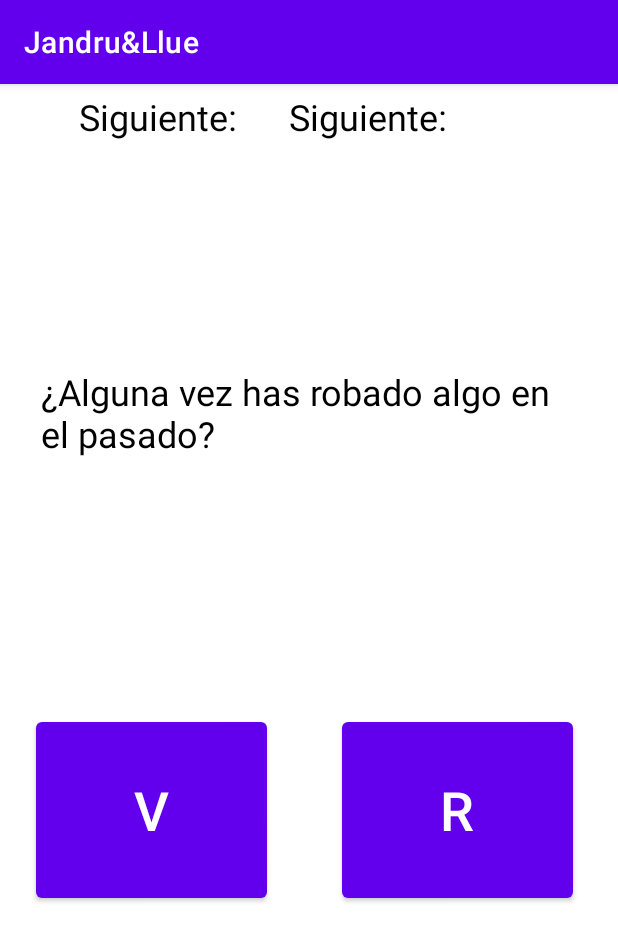
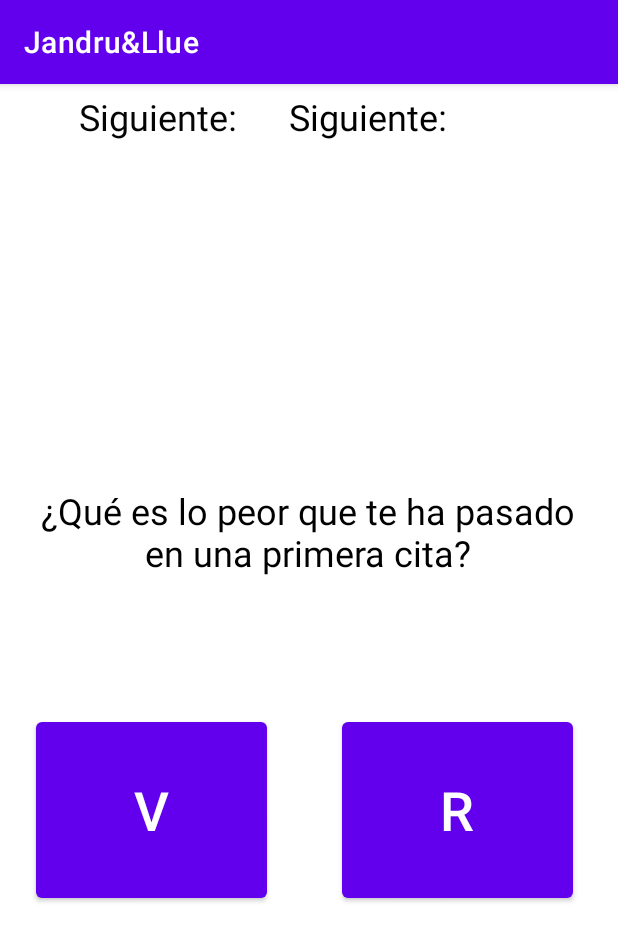
Before and after one commit to Jandru1/NightApp, an Android app: the VerdadoRetoContinuo screen opened directly, with no data from a screen before it, after a tap on an icon or button, on a phone screen of 412 x 824 dp. Shown: the top 941 px of the screen. Run offline under Robolectric (Android 15) with nearby library versions, the phone set to English and light mode, and no system bars; 8 statements that could not run were skipped; 1 other tap on this screen came first.

Commit message:
Verdad o Reto chek

```diff
--- a/app/src/main/java/com/example/jandrullue/VerdadoRetoCasoInicial.java
+++ b/app/src/main/java/com/example/jandrullue/VerdadoRetoCasoInicial.java
@@ -33,6 +33,7 @@ public class VerdadoRetoCasoInicial extends AppCompatActivity {
 
         VerdadButton = findViewById(R.id.VerdadButton);
         RetoButton = findViewById(R.id.RetoButton);
+        Log.d("YOU Primer Jugador es :", ""+ Jugadores.get(n));
 
         VerdadButton.setOnClickListener(new View.OnClickListener() {
             @Override
@@ -51,6 +52,7 @@ public class VerdadoRetoCasoInicial extends AppCompatActivity {
                 Intent intent = new Intent(VerdadoRetoCasoInicial.this, VerdadoRetoContinuo.class);
                 intent.putExtra("VerdadOReto", "reto");
                 intent.putStringArrayListExtra("jugadores", Jugadores);
+                intent.putExtra("PrimerJugador", Jugadores.get(n));
                 startActivity(intent);
             }
         });
--- a/app/src/main/java/com/example/jandrullue/VerdadoRetoClass.java
+++ b/app/src/main/java/com/example/jandrullue/VerdadoRetoClass.java
@@ -70,19 +70,19 @@ public class VerdadoRetoClass {
         Verdades.add("¿Alguna vez te metiste relleno en el sujetador?");
         Verdades.add("¿A quién de aquí NO invitarías en la próxima fiesta?");
 
-        Retos.add("Haz un striptease a JUGADOR  (con ropa o sin a gusto ,el jugador que lo reciba deberá esta en una silla sentado sin tocar) ");
+        Retos.add("NEPUI Haz un striptease a JUGADORX  (con ropa o sin a gusto , deberá esta en una silla sentado sin tocar) ");
         Retos.add("Enséñales a los demás el último video porno que hayas visto");
-        Retos.add("Utiliza la lengua para escribir una palabra sobre la espalda de JUGADOR y déjalo/a que lo adivine.");
-        Retos.add("Invéntate un poema corto de cuatro líneas declarando tu amor a JUGADOR ");
-        Retos.add("Lámele la oreja sexualmente a  JUGADOR ");
+        Retos.add("NEPUI Utiliza la lengua para escribir una palabra sobre la espalda de JUGADORX y déjalo/a que lo adivine ");
+        Retos.add("NEPUI Invéntate un poema corto de cuatro líneas declarando tu amor a JUGADORX ");
+        Retos.add("NEPUI Lámele la oreja sexualmente a  JUGADORX ");
         Retos.add("Dale una nalgada al jugador de tu derecha");
         Retos.add("Elige dos personas y pídeles que se intercambien su ropa interior ");
         Retos.add("Imita como gritas en la cama ");
         Retos.add("Debes bailar  twerk durante diez segundos ");
-        Retos.add("Siéntate en el regazo de Jugador durante 3 rondas ");
+        Retos.add("NEPUI Siéntate en el regazo de JUGADORX durante 3 rondas ");
         Retos.add("Haz tu cara de orgasmo");
-        Retos.add("Ponte el sujetador de una de las jugadores y después sal a la calle así");
-        Retos.add("Reta a otro jugador a una pelea de gallos el que pierda ,bebe 2 chupitos");
+        Retos.add("Ponte el sujetador de una de las jugadoras y después sal a la calle así");
+        Retos.add("Reta a otro jugador a una pelea de gallos, el que pierda bebe 2 chupitos");
         Retos.add("Enseña todos los tatuajes y pircings de tu cuerpo");
         Retos.add("Compórtate como un/a prostituto/a e intenta que alguien te compre.");
         Retos.add("Haz una foto erótica con alguien de tu elección y envíala  por el grupo de whatsapp");
@@ -90,10 +90,10 @@ public class VerdadoRetoClass {
         Retos.add("Posa 1 minuto como un culturista.");
         Retos.add("Haz 10 flexiones");
         Retos.add("Muestra los músculos de tus brazos.");
-        Retos.add("Lanza a la persona una mirada seductora a tu izquierda.");
+        Retos.add("NEPUI Lanza al JUGADORX una mirada seductora a tu izquierda ");
         Retos.add("Quítate la parte de arriba");
-        Retos.add("Cuenta tu último polvo lo más  sucio y explícito posible .");
-
+        Retos.add("Cuenta tu último polvo lo más  sucio y explícito posible ");
+        Retos.add("Escoge a 3 personas. 2 seran con las que harías un trío. La otra... que le vaya bien, pero no digas quien es quien");
         this.VerdadesFinal = Verdades;
         this.RetosFinal = Retos;
     }
--- a/app/src/main/java/com/example/jandrullue/VerdadoRetoContinuo.java
+++ b/app/src/main/java/com/example/jandrullue/VerdadoRetoContinuo.java
@@ -12,21 +12,23 @@ import java.util.ArrayList;
 
 public class VerdadoRetoContinuo extends AppCompatActivity {
 
-    private ArrayList<String> Players = new ArrayList<String>();
-    private String Verdad_o_Reto;
-    private ArrayList <String> VerdadList = new ArrayList<String>();;
+    private ArrayList<String> PlayersList = new ArrayList<String>();
+    private ArrayList<String> VerdadList = new ArrayList<String>();;
     private ArrayList<String> RetosList = new ArrayList<String>();;
-    private TextView SiguienteJugador;
-    private TextView JugadorJugando;
-    private TextView Texto;
-    private View layout;
+
     private ArrayList<String> numeross_Player = new ArrayList<>();
     private ArrayList<String> numeross_Verdad = new ArrayList<>();
     private ArrayList<String> numeross_Reto = new ArrayList<>();
 
+    private TextView SiguienteJugador;
+    private TextView JugadorJugando;
+    private TextView Texto;
+
     private int n_Player;
     private int n_Verdad;
     private int n_Reto;
+
+    private String Verdad_o_Reto;
     private String Primer_jugador;
 
     private Button VerdadButton;
@@ -45,13 +47,15 @@ public class VerdadoRetoContinuo extends AppCompatActivity {
         VerdadList = VoR.getVerdades();
         RetosList = VoR.getRetos();
 
-        Players = getIntent().getStringArrayListExtra("jugadores");
+        PlayersList = getIntent().getStringArrayListExtra("jugadores");
         Verdad_o_Reto = getIntent().getExtras().getString("VerdadOReto");
         Primer_jugador = getIntent().getExtras().getString("PrimerJugador");
         SiguienteJugador = findViewById(R.id.JugadorSiguiente);
         JugadorJugando = findViewById(R.id.JugadorJugando);
         Texto = findViewById(R.id.RetoOVerdad);
-        layout = findViewById(R.id.Layout);
+
+        Log.d("El Primer jugador es", ""+ Primer_jugador);
+        Log.d("El Primer VoR es:", ""+ Verdad_o_Reto);
 
         VerdadButton = findViewById(R.id.verdadButton);
         RetoButton = findViewById(R.id.retoButton);
@@ -64,6 +68,7 @@ public class VerdadoRetoContinuo extends AppCompatActivity {
         else {
             generarRandomReto();
             String reto = VoR.getVerdades().get(n_Reto);
+            ComprobarReto(reto);
             Texto.setText(reto);
         }
 
@@ -78,6 +83,10 @@ public class VerdadoRetoContinuo extends AppCompatActivity {
             if(es_un_reto){
                 generarRandomReto();
                 String reto = VoR.getRetos().get(n_Reto);
+                if (ComprobarReto(reto)){
+                    String nuevo_reto = JugadorX(reto);
+                    reto = nuevo_reto;
+                };
                 Texto.setText(reto);
             }
             else {
@@ -87,13 +96,14 @@ public class VerdadoRetoContinuo extends AppCompatActivity {
             }
         }
         ++i;
-        SiguienteJugador.setText(Players.get(n_Player));
+
+        SiguienteJugador.setText(PlayersList.get(n_Player));
         JugadorJugando.setText(Primer_jugador);
 
         VerdadButton.setOnClickListener(new View.OnClickListener() {
             @Override
             public void onClick(View v) {
-                Primer_jugador = Players.get(n_Player);
+                Primer_jugador = PlayersList.get(n_Player);
                 es_un_reto = false;
                 init();
             }
@@ -102,20 +112,48 @@ public class VerdadoRetoContinuo extends AppCompatActivity {
         RetoButton.setOnClickListener(new View.OnClickListener() {
             @Override
             public void onClick(View v) {
-                Primer_jugador = Players.get(n_Player);
+                Primer_jugador = PlayersList.get(n_Player);
                 es_un_reto = true;
                 init();
             }
         });
     }
 
+    private boolean ComprobarReto(String reto) {
+        boolean jugador_x = false;
+        if(reto.startsWith("NEPUI")){
+            Log.d("Accedemos bien a NEPUI", ""+ "JEJEJEJEJE");
+            jugador_x = true;
+        }
+
+        if (jugador_x) return true;
+        else return false;
+    }
+
+
+    private String JugadorX(String reto) {
+        String nuevo_reto = "";
+        for(int i = 0; i < reto.length();++i){
+            if(reto.startsWith("JUGADORX", i)){
+                double m = Math.random()*PlayersList.size()+0;
+                int n = (int) m;
+                String Player_X = PlayersList.get(n);
+                //String b =
+                nuevo_reto = reto.substring(6,i) + Player_X + reto.substring(i+8);
+                Log.d("nuevo reto :", ""+ nuevo_reto);
+            }
+        }
+        return nuevo_reto;
+    }
+
+
     public void generarRandomPlayer() {
         boolean ha_salido = false;
-        double m = Math.random()*Players.size()+0;
+        double m = Math.random()*PlayersList.size()+0;
         n_Player = (int) m;
         String n_string = Integer.toString(n_Player);
 
-        if(numeross_Player.size()==Players.size()) {
+        if(numeross_Player.size()==PlayersList.size()) {
             ha_salido=false;
             ArrayList<String> VaciamosList = new ArrayList<String >();
             numeross_Player = VaciamosList;
--- a/app/src/main/res/layout/activity_verdado_reto_continuo.xml
+++ b/app/src/main/res/layout/activity_verdado_reto_continuo.xml
@@ -70,7 +70,9 @@
         tools:text="Siguiente:" />
 
     <TextView
+
         android:id="@+id/RetoOVerdad"
+        android:gravity="center"
         android:layout_width="356dp"
         android:layout_height="219dp"
         android:layout_centerHorizontal="true"
```
Also changed, not shown: app/src/main/res/layout/activity_games_modalities.xml (+13 -16 lines).
